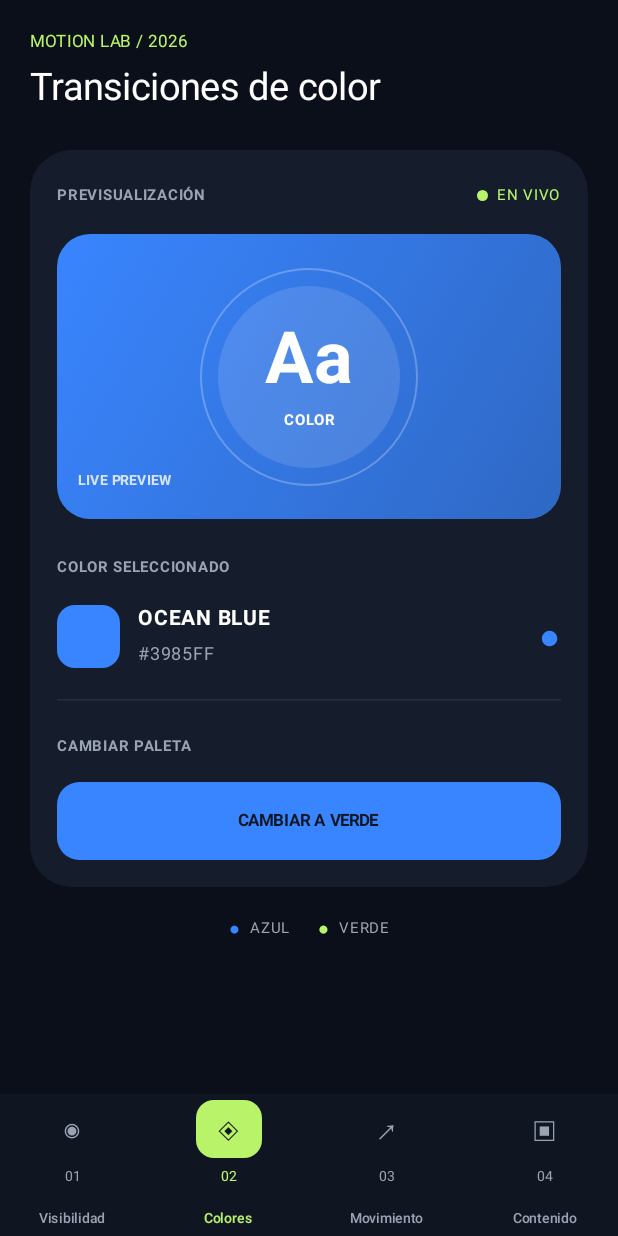
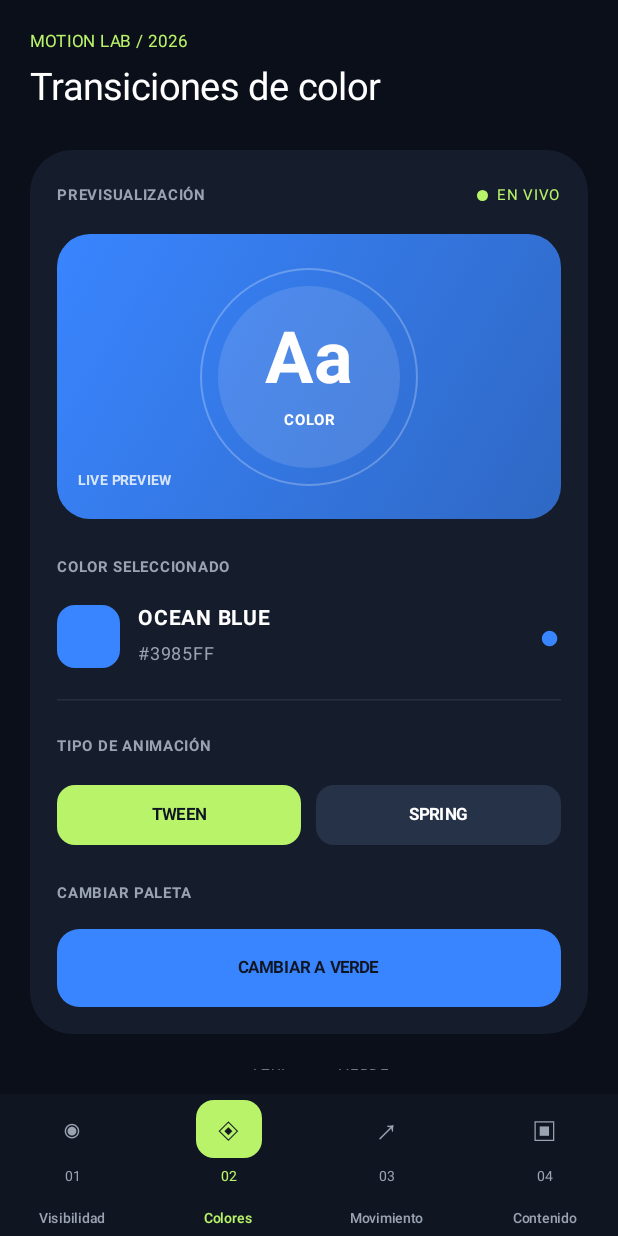
Before and after one commit to yefersonquispe-cloud/Lab13Animaciones, an Android app built with Jetpack Compose: the screen it shows after launch (MainActivity), item 2 of the bottom bar chosen, on a phone screen of 412 x 824 dp. Run offline under Robolectric (Android 15) with nearby library versions, the phone set to English and light mode, and no system bars.

Commit message:
Agregué tween y spring al ejercicio 2

```diff
--- a/app/src/main/java/com/yeferson/lab13animaciones/screens/Ejercicio2Screen.kt
+++ b/app/src/main/java/com/yeferson/lab13animaciones/screens/Ejercicio2Screen.kt
@@ -2,6 +2,8 @@ package com.yeferson.lab13animaciones.screens
 
 import androidx.compose.animation.animateColorAsState
 import androidx.compose.animation.core.tween
+import androidx.compose.animation.core.spring
+import androidx.compose.animation.core.Spring
 import androidx.compose.animation.core.FastOutSlowInEasing
 import androidx.compose.foundation.background
 import androidx.compose.foundation.border
@@ -22,11 +24,13 @@ import androidx.compose.ui.unit.sp
 @Composable
 fun Ejercicio2Screen() {
     var isBlue by remember { mutableStateOf(true) }
+    var useSpring by remember { mutableStateOf(false) }
+
     val currentColor = if (isBlue) Color(0xFF3985FF) else Color(0xFFB9F36A)
     val colorName = if (isBlue) "OCEAN BLUE" else "NEON GREEN"
     val hexCode = if (isBlue) "#3985FF" else "#B9F36A"
 
-    val animatedColor by animateColorAsState(targetValue = currentColor, animationSpec = tween(durationMillis = 1000, easing = FastOutSlowInEasing), label = "colorTransition")
+    val animatedColor by animateColorAsState(targetValue = currentColor, animationSpec = if (useSpring) spring<Color>(dampingRatio = Spring.DampingRatioMediumBouncy, stiffness = Spring.StiffnessLow) else tween<Color>(durationMillis = 1000, easing = FastOutSlowInEasing), label = "colorTransition")
 
     Column(modifier = Modifier.fillMaxWidth(), horizontalAlignment = Alignment.CenterHorizontally) {
         Spacer(modifier = Modifier.height(24.dp))
@@ -73,10 +77,24 @@ fun Ejercicio2Screen() {
                 HorizontalDivider(color = Color.White.copy(alpha = 0.08f))
                 Spacer(modifier = Modifier.height(18.dp))
 
+                Text("TIPO DE ANIMACIÓN", color = Color(0xFF9AA3B2), fontSize = 10.sp, fontWeight = FontWeight.Bold)
+                Spacer(modifier = Modifier.height(10.dp))
+
+                Row(modifier = Modifier.fillMaxWidth(), horizontalArrangement = Arrangement.spacedBy(10.dp)) {
+                    Button(onClick = { useSpring = false }, modifier = Modifier.weight(1f), shape = RoundedCornerShape(12.dp), colors = ButtonDefaults.buttonColors(containerColor = if (!useSpring) Color(0xFFB9F36A) else Color(0xFF263247))) {
+                        Text("TWEEN", color = if (!useSpring) Color(0xFF101522) else Color.White, fontSize = 11.sp, fontWeight = FontWeight.Bold)
+                    }
+                    Button(onClick = { useSpring = true }, modifier = Modifier.weight(1f), shape = RoundedCornerShape(12.dp), colors = ButtonDefaults.buttonColors(containerColor = if (useSpring) Color(0xFFB9F36A) else Color(0xFF263247))) {
+                        Text("SPRING", color = if (useSpring) Color(0xFF101522) else Color.White, fontSize = 11.sp, fontWeight = FontWeight.Bold)
+                    }
+                }
+
+                Spacer(modifier = Modifier.height(16.dp))
+
                 Text("CAMBIAR PALETA", color = Color(0xFF9AA3B2), fontSize = 10.sp, fontWeight = FontWeight.Bold)
                 Spacer(modifier = Modifier.height(12.dp))
 
-                Button(onClick = { isBlue = !isBlue }, modifier = Modifier.fillMaxWidth().height(52.dp), shape = RoundedCornerShape(15.dp), colors = ButtonDefaults.buttonColors(containerColor = currentColor)) {
+                Button(onClick = { isBlue = !isBlue }, modifier = Modifier.fillMaxWidth().height(52.dp), shape = RoundedCornerShape(15.dp), colors = ButtonDefaults.buttonColors(containerColor = animatedColor)) {
                     Text(if (isBlue) "CAMBIAR A VERDE" else "CAMBIAR A AZUL", color = Color(0xFF101522), fontSize = 11.sp, fontWeight = FontWeight.Bold)
                 }
             }
```
